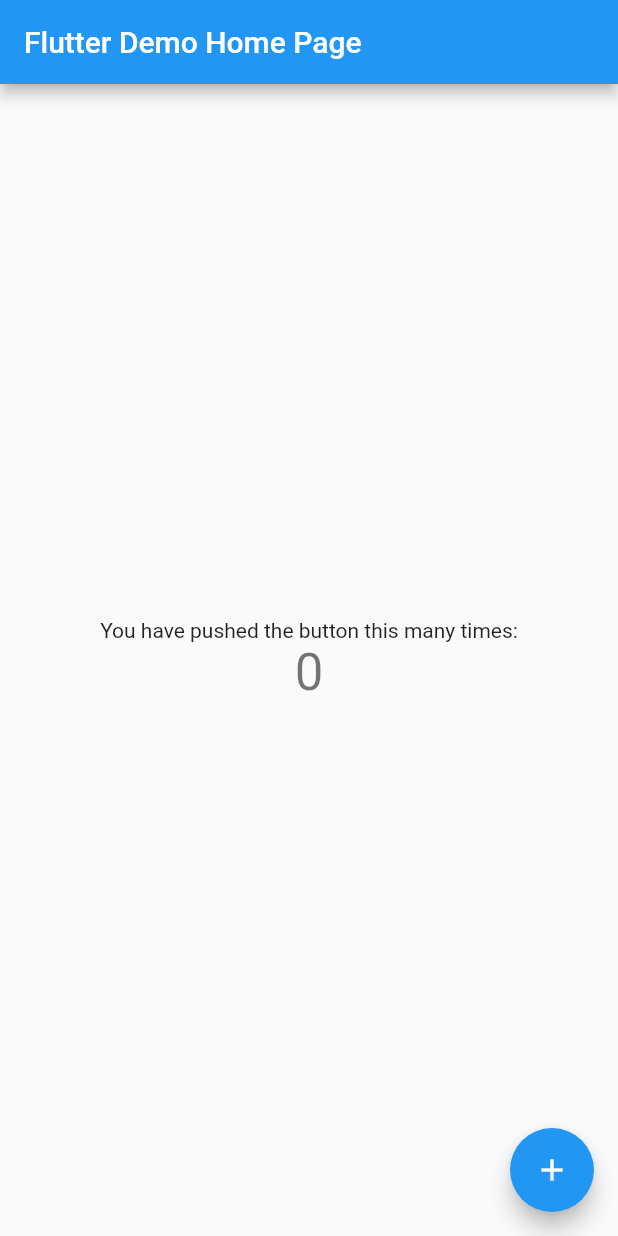
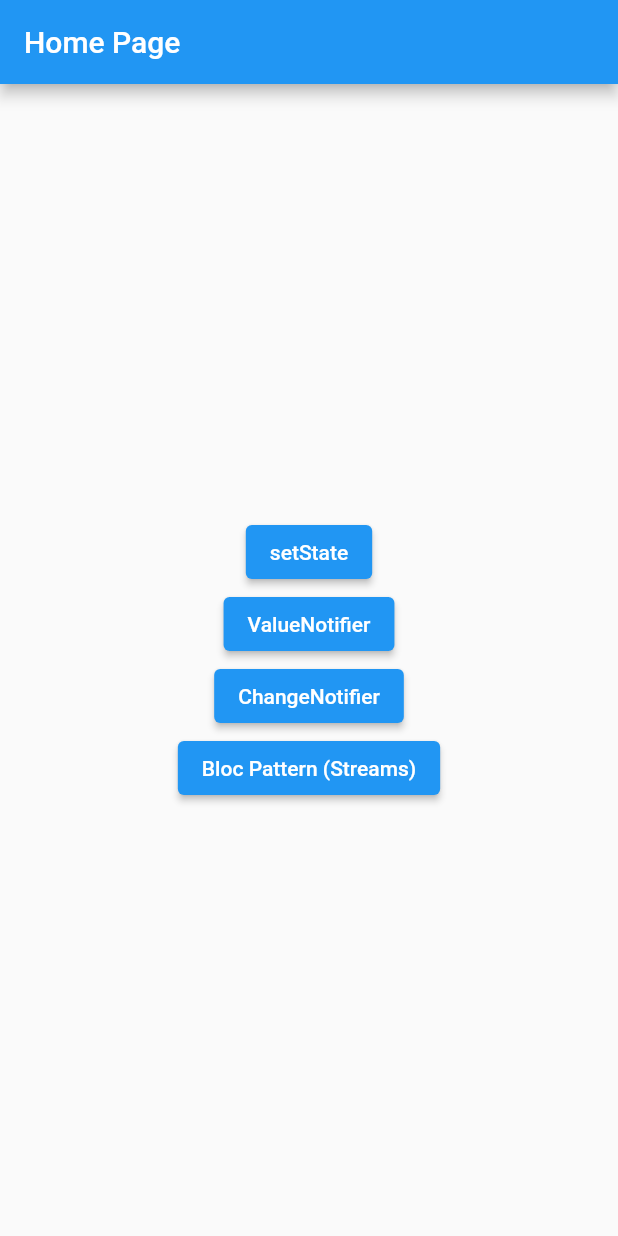
Before and after one commit to aloisiomartinez/flutter_default_state_manager, a Flutter app: the screen it shows after launch, on a phone screen of 412 x 824 dp. Run offline on Flutter 3.47's test engine with Material 2 defaults, Android fonts, the phone set to English and light mode, and no system bars.

Commit message:
imcsetState page

```diff
--- /dev/null
+++ b/lib/home_page.dart
@@ -0,0 +1,35 @@
+import 'package:flutter/material.dart';
+
+class HomePage extends StatelessWidget {
+  const HomePage({Key? key}) : super(key: key);
+
+  @override
+  Widget build(BuildContext context) {
+    return Scaffold(
+      appBar: AppBar(title: Text('Home Page')),
+      body: Center(
+        child: Column(
+          mainAxisAlignment: MainAxisAlignment.center,
+          children: [
+            ElevatedButton(
+              onPressed: () {},
+              child: Text('setState')
+            ),
+            ElevatedButton(
+              onPressed: () {},
+              child: Text('ValueNotifier')
+            ),
+            ElevatedButton(
+              onPressed: () {},
+              child: Text('ChangeNotifier')
+            ),
+            ElevatedButton(
+                onPressed: () {},
+                child: Text('Bloc Pattern (Streams)')
+            )
+          ],
+        ),
+      ),
+    );
+  }
+}
--- a/lib/main.dart
+++ b/lib/main.dart
@@ -1,4 +1,5 @@
 import 'package:flutter/material.dart';
+import 'package:flutter_default_state_manager/home_page.dart';
 
 void main() {
   runApp(const MyApp());
@@ -10,58 +11,11 @@ class MyApp extends StatelessWidget {
   @override
   Widget build(BuildContext context) {
     return MaterialApp(
-      title: 'Flutter Demo',
+      title: 'Flutter Default State Manager',
       theme: ThemeData(
         primarySwatch: Colors.blue,
       ),
-      home: const MyHomePage(title: 'Flutter Demo Home Page'),
+      home: const HomePage(),
     );
   }
 }
-
-class MyHomePage extends StatefulWidget {
-  const MyHomePage({Key? key, required this.title}) : super(key: key);
-
-  final String title;
-
-  @override
-  State<MyHomePage> createState() => _MyHomePageState();
-}
-
-class _MyHomePageState extends State<MyHomePage> {
-  int _counter = 0;
-
-  void _incrementCounter() {
-    setState(() {
-      _counter++;
-    });
-  }
-
-  @override
-  Widget build(BuildContext context) {
-    return Scaffold(
-      appBar: AppBar(
-        title: Text(widget.title),
-      ),
-      body: Center(
-        child: Column(
-          mainAxisAlignment: MainAxisAlignment.center,
-          children: <Widget>[
-            const Text(
-              'You have pushed the button this many times:',
-            ),
-            Text(
-              '$_counter',
-              style: Theme.of(context).textTheme.headline4,
-            ),
-          ],
-        ),
-      ),
-      floatingActionButton: FloatingActionButton(
-        onPressed: _incrementCounter,
-        tooltip: 'Increment',
-        child: const Icon(Icons.add),
-      ),
-    );
-  }
-}
--- /dev/null
+++ b/lib/setState/img_setstate_page.dart
@@ -0,0 +1,13 @@
+import 'package:flutter/material.dart';
+
+class ImcSetStatePage extends StatelessWidget {
+  const ImcSetStatePage({ Key? key }) : super(key: key);
+
+  @override
+  Widget build(BuildContext context) {
+    return Scaffold(
+      appBar: AppBar(title: Text('Imc SetState')),
+      body: Container(),
+    );
+  }
+}
```
Also changed, not shown: pubspec.lock, 1 other file.
